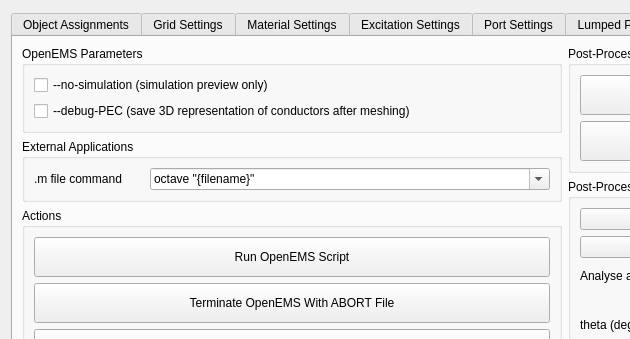
Old version of the form ui/dialog.ui in the repository LubomirJagos/FreeCAD-OpenEMS-Export; both pictures show x 0 to 630 and y 0 to 339 of the 1130 by 722 pixel window.
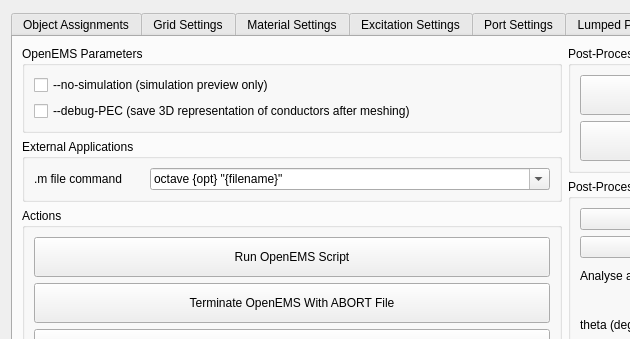
New version of the form. The open tabs and pages were chosen to show the change.

Commit message: add and use getOctaveExecCommand() instead of hard-coded command

Patch:
```diff
--- a/ui/dialog.ui
+++ b/ui/dialog.ui
@@ -2841,7 +2841,7 @@
                    <bool>true</bool>
                   </property>
                   <property name="currentText">
-                   <string>octave &quot;{filename}&quot;</string>
+                   <string>octave {opt} &quot;{filename}&quot;</string>
                   </property>
                   <property name="currentIndex">
                    <number>0</number>
@@ -2851,7 +2851,7 @@
                   </property>
                   <item>
                    <property name="text">
-                    <string>octave &quot;{filename}&quot;</string>
+                    <string>octave {opt} &quot;{filename}&quot;</string>
                    </property>
                   </item>
                   <item>
```
Left out of the diff: 10 changed lines with no effect on the pictures. The commit also changes 1 other file.
